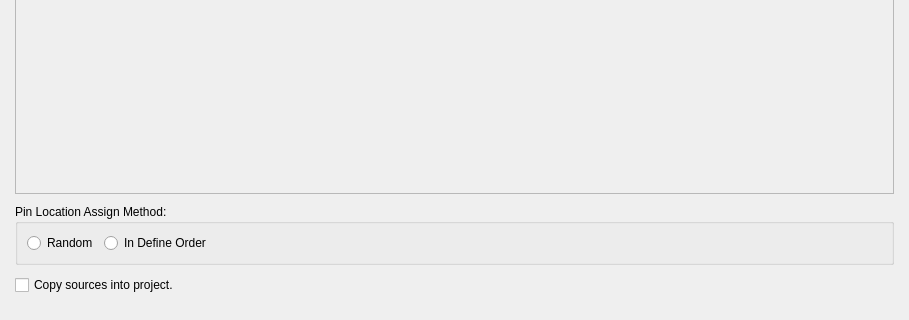
Before: the Qt Designer form src/NewProject/add_constraints_form.ui in os-fpga/FOEDAG, drawn with Qt 5; both pictures show x 0 to 909 and y 143 to 463 of the 909 by 463 pixel window.
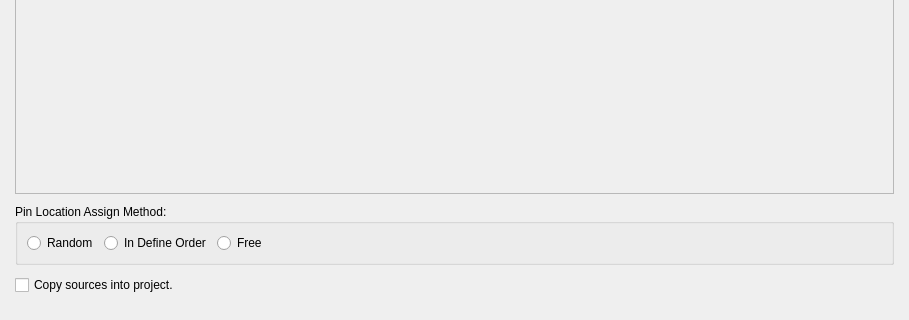
After: the same form once the commit is applied.

Commit message: Add "Free" option for placement

What changed in the file:
```diff
--- a/src/NewProject/add_constraints_form.ui
+++ b/src/NewProject/add_constraints_form.ui
@@ -93,21 +93,34 @@
          <property name="title">
           <string>Pin Location Assign Method:</string>
          </property>
-         <layout class="QFormLayout" name="formLayout">
-          <item row="0" column="0">
+         <layout class="QHBoxLayout" name="horizontalLayout">
+          <item>
            <widget class="QRadioButton" name="select_random">
             <property name="text">
              <string>Random</string>
             </property>
            </widget>
           </item>
-          <item row="0" column="1">
+          <item>
            <widget class="QRadioButton" name="select_defineOrder">
             <property name="text">
              <string>In Define Order</string>
             </property>
            </widget>
           </item>
+          <item>
+           <widget class="QRadioButton" name="select_free">
+            <property name="sizePolicy">
+             <sizepolicy hsizetype="Expanding" vsizetype="Fixed">
+              <horstretch>0</horstretch>
+              <verstretch>0</verstretch>
+             </sizepolicy>
+            </property>
+            <property name="text">
+             <string>Free</string>
+            </property>
+           </widget>
+          </item>
          </layout>
         </widget>
        </item>
```
The commit also changes 9 other files.
